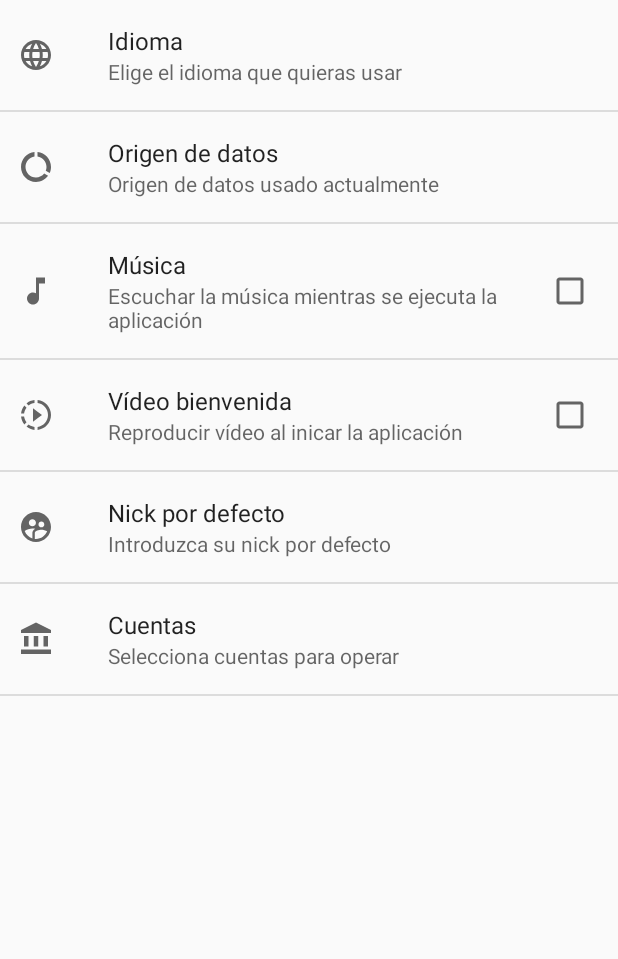
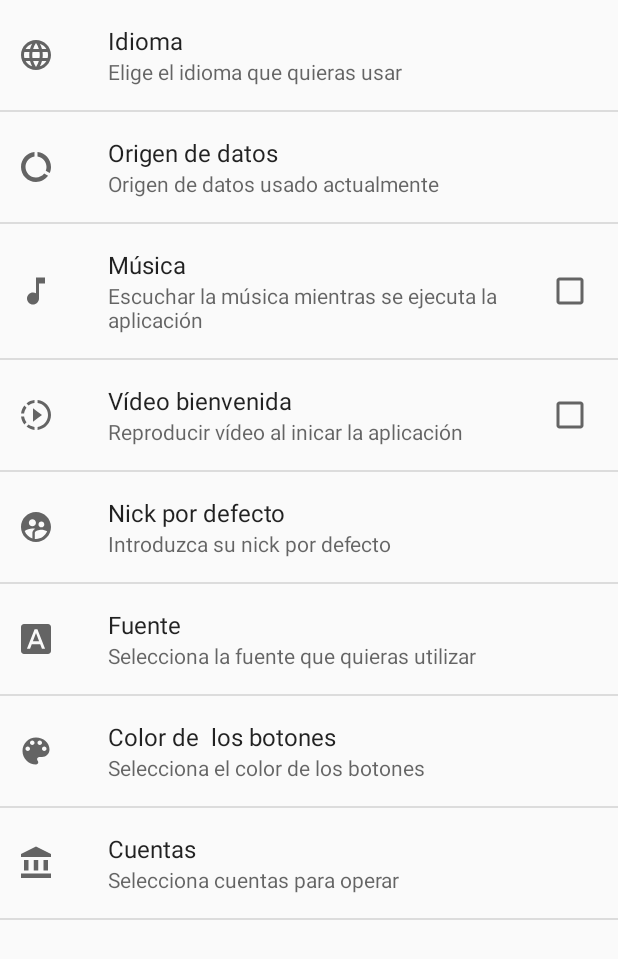
Before and after one commit to Crespuig/BancoAplicacion, an Android app: the PreferenceActivity screen opened directly, with no data from a screen before it, on a phone screen of 412 x 824 dp. Shown: the top 959 px of the screen. Run offline under Robolectric (Android 15) with nearby library versions, the phone set to English and light mode, and no system bars.

Commit message:
Cambiar color botones y fuente desde preferencias

```diff
--- a/app/src/main/java/hecrpu/simarro/bancoaplicacion/LoginActivity.java
+++ b/app/src/main/java/hecrpu/simarro/bancoaplicacion/LoginActivity.java
@@ -9,6 +9,7 @@ import android.media.AudioManager;
 import android.media.MediaPlayer;
 import android.media.SoundPool;
 import android.os.Bundle;
+import android.preference.PreferenceManager;
 import android.view.View;
 import android.widget.Button;
 import android.widget.EditText;
@@ -34,6 +35,8 @@ public class LoginActivity extends AppCompatActivity implements View.OnClickList
         super.onCreate(savedInstanceState);
         setContentView(R.layout.activity_login);
 
+        PreferenceManager.setDefaultValues(this, R.xml.opciones, false);
+
         usuario = (EditText) findViewById(R.id.passworAnterior);
         password = (EditText) findViewById(R.id.passwordNuevo);
 
@@ -42,6 +45,7 @@ public class LoginActivity extends AppCompatActivity implements View.OnClickList
 
         btnAcceder = (Button) findViewById(R.id.btnAcceder);
         btnAcceder.setOnClickListener(this);
+
 
         usuario.setText("11111111A");
         password.setText("1234");
--- a/app/src/main/java/hecrpu/simarro/bancoaplicacion/PrincipalActivity.java
+++ b/app/src/main/java/hecrpu/simarro/bancoaplicacion/PrincipalActivity.java
@@ -59,11 +59,11 @@ public class PrincipalActivity extends AppCompatActivity {
 
         prefs = getSharedPreferences("preferenciasbancarias", Context.MODE_PRIVATE);
 
-        if(prefs.getBoolean("musica", false)){
+        /*if(prefs.getBoolean("musica", false)){
             mediaPlayer.start();
         }else{
             mediaPlayer.stop();
-        }
+        }*/
 
 
     }
@@ -148,7 +148,7 @@ public class PrincipalActivity extends AppCompatActivity {
                 intent3.putExtra("cliente", cliente);
                 startActivityForResult(intent3, 0);*/
             case R.id.action_configuracion:
-                Intent intent4 = new Intent(PrincipalActivity.this, ConfiguracionActivity.class);
+                Intent intent4 = new Intent(PrincipalActivity.this, PreferenceActivity.class);
                 intent4.putExtra("cliente", cliente);
                 startActivityForResult(intent4, 0);
             default:
--- /dev/null
+++ b/app/src/main/res/drawable/ic_baseline_color_lens_24.xml
@@ -0,0 +1,10 @@
+<vector xmlns:android="http://schemas.android.com/apk/res/android"
+    android:width="24dp"
+    android:height="24dp"
+    android:viewportWidth="24"
+    android:viewportHeight="24"
+    android:tint="?attr/colorControlNormal">
+  <path
+      android:fillColor="@android:color/white"
+      android:pathData="M12,3c-4.97,0 -9,4.03 -9,9s4.03,9 9,9c0.83,0 1.5,-0.67 1.5,-1.5 0,-0.39 -0.15,-0.74 -0.39,-1.01 -0.23,-0.26 -0.38,-0.61 -0.38,-0.99 0,-0.83 0.67,-1.5 1.5,-1.5L16,16c2.76,0 5,-2.24 5,-5 0,-4.42 -4.03,-8 -9,-8zM6.5,12c-0.83,0 -1.5,-0.67 -1.5,-1.5S5.67,9 6.5,9 8,9.67 8,10.5 7.33,12 6.5,12zM9.5,8C8.67,8 8,7.33 8,6.5S8.67,5 9.5,5s1.5,0.67 1.5,1.5S10.33,8 9.5,8zM14.5,8c-0.83,0 -1.5,-0.67 -1.5,-1.5S13.67,5 14.5,5s1.5,0.67 1.5,1.5S15.33,8 14.5,8zM17.5,12c-0.83,0 -1.5,-0.67 -1.5,-1.5S16.67,9 17.5,9s1.5,0.67 1.5,1.5 -0.67,1.5 -1.5,1.5z"/>
+</vector>
--- /dev/null
+++ b/app/src/main/res/drawable/ic_baseline_font_download_24.xml
@@ -0,0 +1,10 @@
+<vector xmlns:android="http://schemas.android.com/apk/res/android"
+    android:width="24dp"
+    android:height="24dp"
+    android:viewportWidth="24"
+    android:viewportHeight="24"
+    android:tint="?attr/colorControlNormal">
+  <path
+      android:fillColor="@android:color/white"
+      android:pathData="M9.93,13.5h4.14L12,7.98zM20,2L4,2c-1.1,0 -2,0.9 -2,2v16c0,1.1 0.9,2 2,2h16c1.1,0 2,-0.9 2,-2L22,4c0,-1.1 -0.9,-2 -2,-2zM15.95,18.5l-1.14,-3L9.17,15.5l-1.12,3L5.96,18.5l5.11,-13h1.86l5.11,13h-2.09z"/>
+</vector>
--- a/app/src/main/res/values/colors.xml
+++ b/app/src/main/res/values/colors.xml
@@ -4,4 +4,8 @@
     <color name="colorMedio">#d88227</color>
     <color name="colorPrimaryDark">#ba8145</color>
     <color name="colorAccent">#0a7cf5</color>
+    <color name="azul">#2196F3</color>
+    <color name="gris">#607D8B</color>
+    <color name="negro">#000000</color>
+    <color name="rojo">#F44336</color>
 </resources>
--- /dev/null
+++ b/app/src/main/res/values/seleccionar_color.xml
@@ -0,0 +1,17 @@
+<?xml version="1.0" encoding="utf-8"?>
+<resources>
+    <string-array name="colores">
+        <item>Naranja</item>
+        <item>Azul</item>
+        <item>Gris</item>
+        <item>Negro</item>
+        <item>Rojo</item>
+    </string-array>
+    <string-array name="codigoColores">
+        <item>NAR</item>
+        <item>AZU</item>
+        <item>GRI</item>
+        <item>NEG</item>
+        <item>ROJ</item>
+    </string-array>
+</resources>
--- /dev/null
+++ b/app/src/main/res/values/seleccionar_fuente.xml
@@ -0,0 +1,17 @@
+<?xml version="1.0" encoding="utf-8"?>
+<resources>
+    <string-array name="fuentes">
+        <item>Liberation Serif</item>
+        <item>Casual</item>
+        <item>Cursive</item>
+        <item>Angeline vintage</item>
+        <item>Dollie srcipt</item>
+    </string-array>
+    <string-array name="codigoFuentes">
+        <item>LSE</item>
+        <item>CAS</item>
+        <item>CUR</item>
+        <item>ANV</item>
+        <item>DOS</item>
+    </string-array>
+</resources>
--- a/app/src/main/res/xml/opciones.xml
+++ b/app/src/main/res/xml/opciones.xml
@@ -35,6 +35,23 @@
         android:key="nick"
         android:summary="Introduzca su nick por defecto"
         android:title="Nick por defecto" />
+    <ListPreference
+        android:dialogTitle="Fuentes"
+        android:entries="@array/fuentes"
+        android:entryValues="@array/codigoFuentes"
+        android:key="fuente"
+        android:summary="Selecciona la fuente que quieras utilizar"
+        android:title="Fuente"
+        android:icon="@drawable/ic_baseline_font_download_24"
+        />
+    <ListPreference
+        android:dialogTitle="Colores"
+        android:entries="@array/colores"
+        android:entryValues="@array/codigoColores"
+        android:key="color"
+        android:summary="Selecciona el color de los botones"
+        android:title="Color de  los botones"
+        android:icon="@drawable/ic_baseline_color_lens_24"/>
     <MultiSelectListPreference
         android:dialogTitle="Cuentas"
         android:entries="@array/cuentas"
@@ -43,4 +60,5 @@
         android:summary="Selecciona cuentas para operar"
         android:title="Cuentas"
         android:icon="@drawable/ic_baseline_account_balance_24"/>
+
 </PreferenceScreen>
```
Also changed, not shown: app/src/main/java/hecrpu/simarro/bancoaplicacion/activity/PreferenceActivity.java (+83 -1 lines), app/src/main/res/font/dolliescript.ttf (added), app/src/main/res/values/seleccionar_cuenta.xml (renamed from app/src/main/res/values/seleccionar_cuentas.xml), 1 other file.
